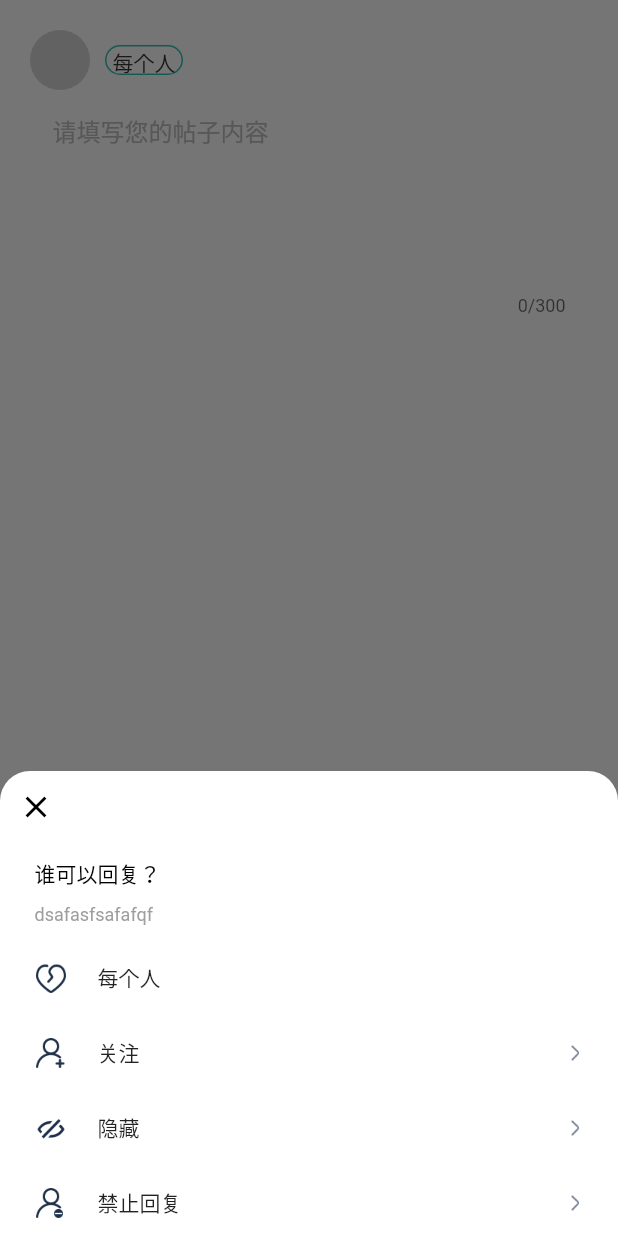
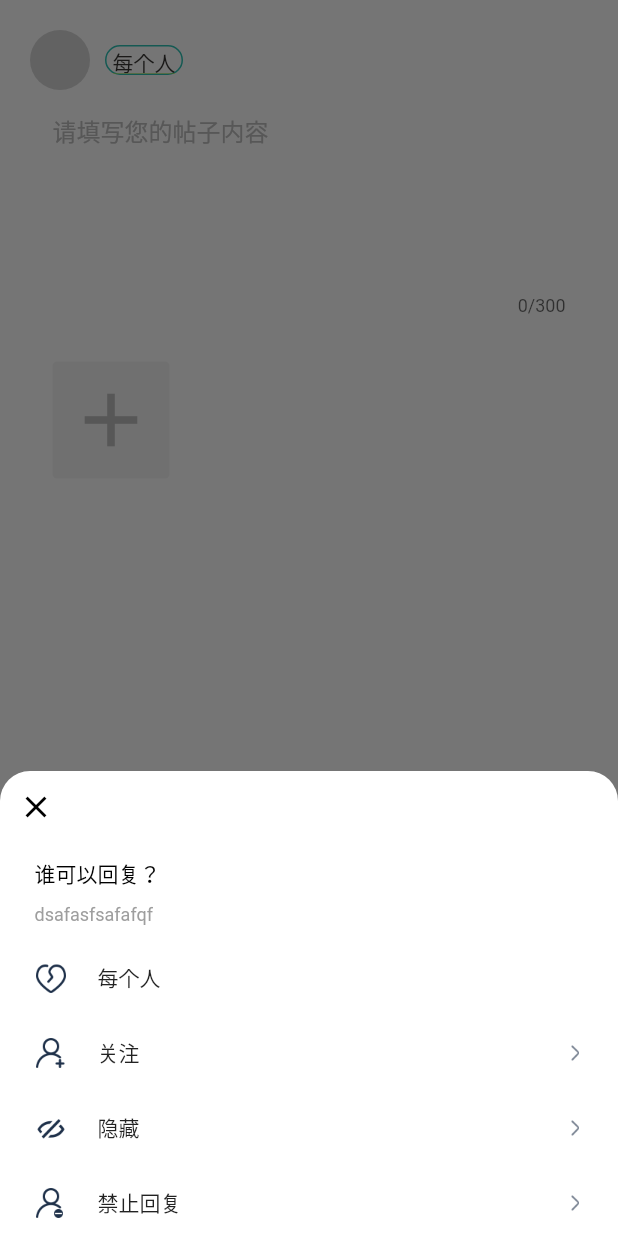
Before and after one commit to miemie12138/flutter_module_twitter, a Flutter app: the ReleasePostPage screen opened directly, after a tap on "每个人", on a phone screen of 412 x 824 dp. Run offline on Flutter 3.47's test engine with Material 2 defaults, Android fonts, the phone set to English and light mode, and no system bars; drawn by our look-alikes of cached_network_image; our stand-ins replace flutter_cache_manager, image_gallery_saver, oktoast, permission_handler, photo_view, plugin_platform_interface and 1 more; missing offline and left inert: flutter_base_pkg, wechat_assets_picker; network calls fail; statements that could not run were skipped.

Commit message:
fix
Signed-off-by: fang <zhoufang@iwubida.com>

```diff
--- a/example/lib/main.dart
+++ b/example/lib/main.dart
@@ -27,6 +27,8 @@ class _MyAppState extends State<MyApp> {
   @override
   Widget build(BuildContext context) {
     return MaterialApp(
+      themeMode: ThemeMode.system,
+      darkTheme: MTheme.darkTheme(context),
       localizationsDelegates: const [
         GlobalMaterialLocalizations.delegate,
         GlobalWidgetsLocalizations.delegate,
@@ -38,6 +40,8 @@ class _MyAppState extends State<MyApp> {
         Locale('en', 'US'),
       ],
       theme: MTheme.lightTheme(context),
+      highContrastDarkTheme: ThemeData(),
+      highContrastTheme: ThemeData(),
       home: twitterHomePage,
     );
   }
--- a/example/pubspec.yaml
+++ b/example/pubspec.yaml
@@ -82,6 +82,8 @@ flutter:
       - assets/images/common_x.png
       - assets/images/download.png
       - assets/images/close.png
+      - assets/images/shanchuzhaopian.png
+
 
   # An image asset can refer to one or more resolution-specific "variants", see
   # https://flutter.dev/assets-and-images/#resolution-aware
--- a/lib/home/recommend/report_item.dart
+++ b/lib/home/recommend/report_item.dart
@@ -12,6 +12,7 @@ class ReportItem extends StatelessWidget {
   @override
   Widget build(BuildContext context) {
     return Container(
+      height: 110,
       color: Colors.white,
       padding: const EdgeInsets.all(15),
       child: Column(
--- a/lib/home/recommend/tweets_details_page_vm.dart
+++ b/lib/home/recommend/tweets_details_page_vm.dart
@@ -43,6 +43,7 @@ class TweetsDetailsPageViewModel extends BaseViewModel {
     });
     TwitterService.getCommentList({'id': id}).then((value) {
       commentList = value;
+      notifyListeners();
     });
   }
 
--- a/lib/home/release/release_post_page.dart
+++ b/lib/home/release/release_post_page.dart
@@ -5,7 +5,7 @@ import 'package:flutter_base_pkg/widgets/unfocus_widget.dart';
 import 'package:provider/provider.dart';
 import 'package:twitter/home/release/release_post_viewmodel.dart';
 
-// import '../widgets/mult_imagepicker_widget.dart';
+import '../widgets/mult_imagepicker_widget.dart';
 import '../widgets/my_clip_circle_weight.dart';
 import '../widgets/post_dialog.dart';
 
@@ -104,16 +104,17 @@ class ReleasePostPage extends StatelessWidget {
                         },
                       ),
                     ),
-                    // Padding(
-                    //   padding: const EdgeInsets.all(15),
-                    //   child: MultImagePickerWidget(
-                    //     maxImages: 9,
-                    //     valueChanged: (value) {
-                    //       vm.images = value;
-                    //       vm.focusNode.unfocus();
-                    //     },
-                    //   ),
-                    // ),
+                    Padding(
+                      padding: const EdgeInsets.all(15),
+                      child: MultImagePickerWidget(
+                        maxImages: 9,
+                        valueChanged: (value) {
+                          vm.images = value;
+                          vm.focusNode.unfocus();
+                        },
+                        deleteChanged: (value) => {},
+                      ),
+                    ),
                   ],
                 ),
               ),
--- /dev/null
+++ b/lib/home/widgets/mult_imagepicker_widget.dart
@@ -0,0 +1,195 @@
+import 'dart:io';
+
+import 'package:flutter/material.dart';
+import 'package:flutter_base_pkg/funcs.dart';
+
+import 'package:wechat_assets_picker/wechat_assets_picker.dart';
+
+import '../model/image_model.dart';
+
+class MultImagePickerWidget extends StatefulWidget {
+  final int maxImages;
+  final int picSize;
+  final ValueChanged<List<File>>? valueChanged;
+  final ValueChanged<int>? deleteChanged;
+  final List<ImageModel>? netImgs;
+  const MultImagePickerWidget({
+    Key? key,
+    this.maxImages = 9,
+    this.valueChanged,
+    this.picSize = 0,
+    this.netImgs,
+    this.deleteChanged,
+  }) : super(key: key);
+
+  @override
+  MultImagePickerWidgetState createState() => MultImagePickerWidgetState();
+}
+
+class MultImagePickerWidgetState extends State<MultImagePickerWidget> {
+  List<AssetEntity>? images = [];
+  List<Widget> assetThumbs = [];
+
+  @override
+  void initState() {
+    super.initState();
+  }
+
+  @override
+  Widget build(BuildContext context) {
+    final crossAxisCount = MediaQuery.of(context).size.width ~/ 100;
+    return GridView(
+      shrinkWrap: true,
+      gridDelegate: SliverGridDelegateWithFixedCrossAxisCount(
+        crossAxisCount: widget.picSize == 0 ? crossAxisCount : widget.picSize,
+        mainAxisSpacing: 10.0,
+        crossAxisSpacing: 10.0,
+        childAspectRatio: 1,
+      ),
+      physics: const NeverScrollableScrollPhysics(),
+      children: [
+        ...buildNetItems(),
+        ...buildItems(),
+        Visibility(
+          visible: widget.netImgs == null
+              ? assetThumbs.length < widget.maxImages
+              : (assetThumbs.length + widget.netImgs!.length) < widget.maxImages,
+          child: GestureDetector(
+            onTap: pickerImage,
+            child: Container(
+              decoration: BoxDecoration(
+                color: Colors.grey[100],
+                borderRadius: const BorderRadius.all(Radius.circular(3)),
+              ),
+              child: Icon(Icons.add, size: 60, color: Colors.grey[400]),
+            ),
+          ),
+        )
+      ], //禁止滚动
+    );
+  }
+
+  // 生成GridView的items
+  List<Widget> buildItems() {
+    List<Widget> items = <Widget>[];
+
+    for (var i = 0; i < assetThumbs.length; i++) {
+      final item = ClipRRect(
+        borderRadius: BorderRadius.circular(3),
+        child: Stack(
+          children: [
+            Container(
+              child: assetThumbs[i],
+            ),
+            Positioned(
+              right: 0,
+              top: 0,
+              child: GestureDetector(
+                behavior: HitTestBehavior.opaque,
+                onTap: () {
+                  setState(() {
+                    assetThumbs.removeAt(i);
+                    images!.removeAt(i);
+                  });
+                  onChange();
+                },
+                child: Image.asset('assets/images/shanchuzhaopian.png'),
+              ),
+            ),
+          ],
+        ),
+      );
+      items.add(item);
+    }
+
+    return items;
+  }
+
+  //生成网络图片的items
+  List<Widget> buildNetItems() {
+    List<Widget> items = <Widget>[];
+    if (widget.netImgs == null || widget.netImgs!.isEmpty) {
+      return [];
+    }
+    for (var i = 0; i < widget.netImgs!.length; i++) {
+      final item = ClipRRect(
+        borderRadius: BorderRadius.circular(3),
+        child: Stack(
+          children: [
+            Image.network(
+              widget.netImgs![i].resourceUrl,
+              fit: BoxFit.cover,
+              width: 200,
+              height: 200,
+            ),
+            Positioned(
+              right: 0,
+              top: 0,
+              child: GestureDetector(
+                behavior: HitTestBehavior.opaque,
+                onTap: () {
+                  onDeleteChange(i);
+                  // print('${assetThumbs.length}---${widget.netImgs!.length}---${widget.maxImages}');
+                },
+                child: Image.asset(
+                  'assets/images/mine/shanchuzhaopian.png',
+                ),
+              ),
+            ),
+          ],
+        ),
+      );
+      items.add(item);
+    }
+
+    return items;
+  }
+
+  pickerImage() {
+    AssetPicker.pickAssets(context,
+        pickerConfig: AssetPickerConfig(
+          gridThumbnailSize: const ThumbnailSize.square(400),
+          maxAssets: widget.netImgs == null ? widget.maxImages : widget.maxImages - widget.netImgs!.length,
+          selectedAssets: images,
+        )
+
+        // cupertinoOptions: CupertinoOptions(takePhotoIcon: "chat"),
+        ).then((res) async {
+      images = res;
+      assetThumbs = [];
+
+      for (var image1 in res!) {
+        assetThumbs.add(Image(
+          image: AssetEntityImageProvider(image1, thumbnailSize: const ThumbnailSize.square(150), isOriginal: false),
+          fit: BoxFit.cover,
+          width: 150,
+          height: 150,
+        ));
+      }
+
+      setState(() {});
+      onChange();
+    }).catchError((e) {
+      printDebug(e);
+    });
+  }
+
+  onChange() {
+    if (images == null) {
+      return;
+    }
+    List<File> files = [];
+    // 转为 File
+    Future.wait(images!.map((e) => e.originFile).toList()).then((value) {
+      files = value.cast<File>().toList();
+      widget.valueChanged?.call(files);
+    });
+
+    // images!.removeWhere((item) => item.originalWidth < 1);
+    // widget.valueChanged?.call(files);
+  }
+
+  onDeleteChange(int index) {
+    widget.deleteChanged?.call(index);
+  }
+}
--- a/pubspec.yaml
+++ b/pubspec.yaml
@@ -31,7 +31,7 @@ dependencies:
   #图片翻页
   image_gallery_saver: ^1.7.1
  # 图片选择
-  # wechat_assets_picker: ^6.2.3
+  wechat_assets_picker: ^8.1.1
   flutter_cache_manager: ^3.3.0
 
 dev_dependencies:
```
Also changed, not shown: lib/home/recommend/comment_item.dart (+7 -5 lines), lib/home/recommend/tweets_details_page.dart (+9 -3 lines), example/assets/images/2x/shanchuzhaopian.png (added), example/assets/images/3x/shanchuzhaopian.png (added), 3 other files.
